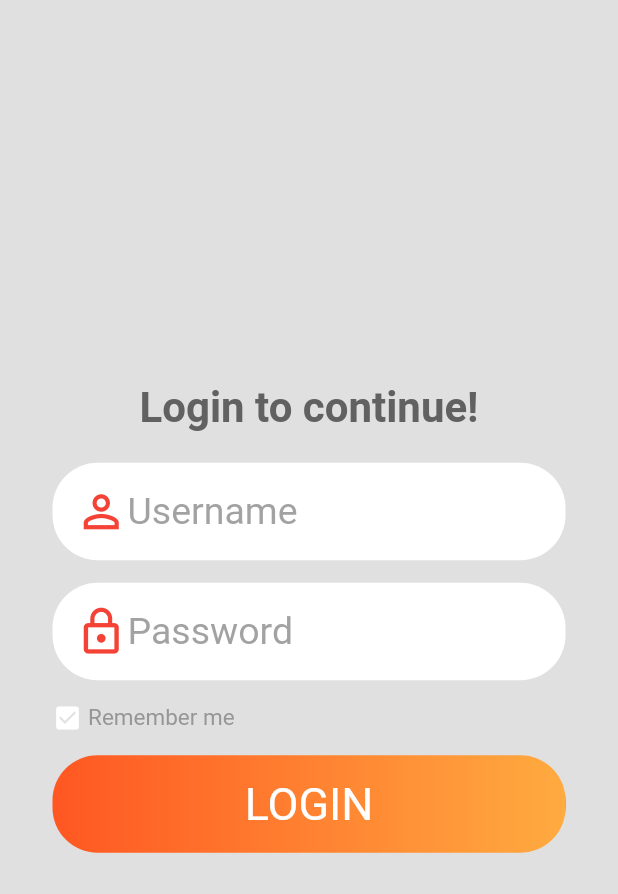
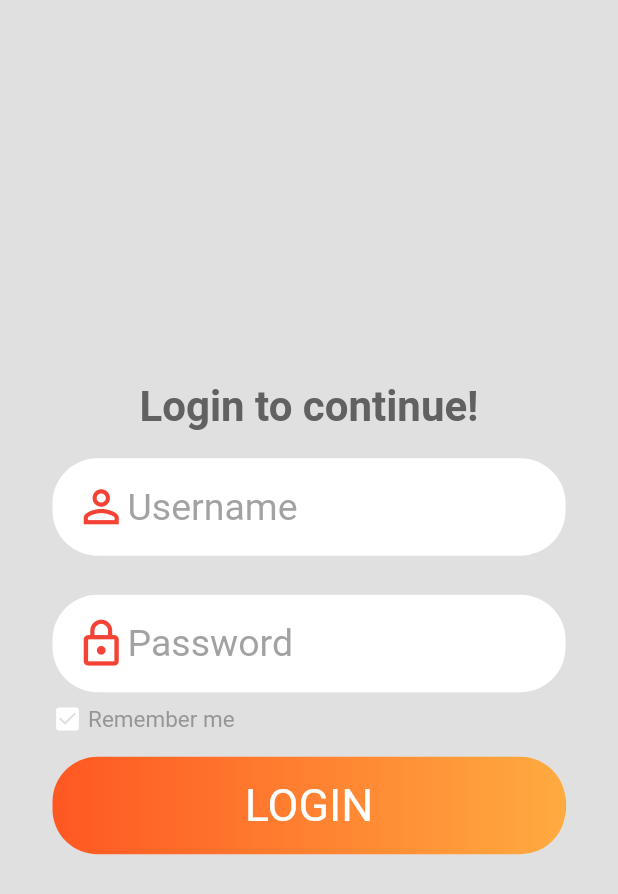
Before and after one commit to henriqueCaruso/layout_tela_login, a Flutter app: the screen it shows after launch, on a phone screen of 412 x 824 dp. Shown: the top 894 px of the screen. Run offline on Flutter 3.47's test engine with Material 2 defaults, Android fonts, the phone set to English and light mode, and no system bars.

Commit message:
Diminuição de repetição com o método input, e substituir botao de login(trocar o row por um center

```diff
--- a/lib/home_page.dart
+++ b/lib/home_page.dart
@@ -6,6 +6,34 @@ class HomePage extends StatefulWidget {
 }
 
 class _HomePageState extends State<HomePage> {
+  Container input(String texto, IconData icon) {
+    return Container(
+      child: Row(
+        children: [
+          Icon(
+            icon,
+            color: Colors.red,
+            size: 35,
+          ),
+          Text(
+            texto,
+            style: TextStyle(
+              color: Color.fromRGBO(100, 100, 100, 0.6),
+              fontSize: 25,
+              fontWeight: FontWeight.w400,
+            ),
+          ),
+        ],
+      ),
+      margin: EdgeInsets.fromLTRB(35, 18, 35, 8),
+      decoration: BoxDecoration(
+        color: Colors.white,
+        borderRadius: BorderRadius.circular(30),
+      ),
+      padding: EdgeInsets.all(15),
+    );
+  }
+
   @override
   Widget build(BuildContext context) {
     return Scaffold(
@@ -21,56 +49,8 @@ class _HomePageState extends State<HomePage> {
                 color: Colors.grey[700],
               ),
             ),
-            Container(
-              child: Row(
-                children: [
-                  Icon(
-                    Icons.person_outline,
-                    color: Colors.red,
-                    size: 35,
-                  ),
-                  Text(
-                    "Username",
-                    style: TextStyle(
-                      color: Color.fromRGBO(100, 100, 100, 0.6),
-                      fontSize: 25,
-                      fontWeight: FontWeight.w400,
-                    ),
-                  ),
-                ],
-              ),
-              margin: EdgeInsets.fromLTRB(35, 20, 35, 15),
-              decoration: BoxDecoration(
-                color: Colors.white,
-                borderRadius: BorderRadius.circular(30),
-              ),
-              padding: EdgeInsets.all(15),
-            ),
-            Container(
-              child: Row(
-                children: [
-                  Icon(
-                    Icons.lock_outline,
-                    color: Colors.red,
-                    size: 35,
-                  ),
-                  Text(
-                    "Password",
-                    style: TextStyle(
-                      color: Color.fromRGBO(100, 100, 100, 0.6),
-                      fontSize: 25,
-                      fontWeight: FontWeight.w400,
-                    ),
-                  ),
-                ],
-              ),
-              margin: EdgeInsets.fromLTRB(35, 0, 35, 15),
-              decoration: BoxDecoration(
-                color: Colors.white,
-                borderRadius: BorderRadius.circular(30),
-              ),
-              padding: EdgeInsets.all(15),
-            ),
+            input("Username", Icons.person_outline),
+            input("Password", Icons.lock_outline),
             Container(
               child: Row(
                 children: [
@@ -92,9 +72,8 @@ class _HomePageState extends State<HomePage> {
               margin: EdgeInsets.fromLTRB(35, 0, 35, 15),
             ),
             Container(
-              child: Row(
-                children: [
-                  Text(
+              child: Center(
+                child: Text(
                   "LOGIN",
                   style: TextStyle(
                     color: Colors.white,
@@ -102,8 +81,6 @@ class _HomePageState extends State<HomePage> {
                     fontWeight: FontWeight.w400,
                   ),
                 ),
-                ],
-                mainAxisAlignment: MainAxisAlignment.center,
               ),
               margin: EdgeInsets.fromLTRB(35, 0, 35, 0),
               decoration: BoxDecoration(
```
Lines whose indentation alone changed are shown as unchanged.
